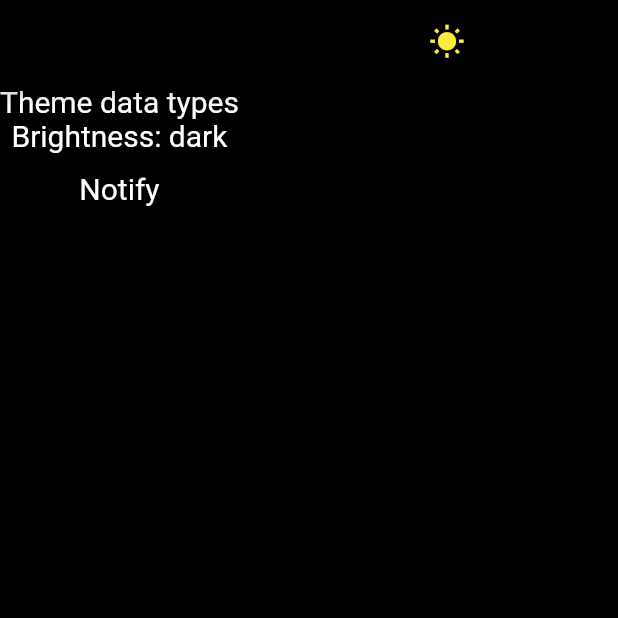
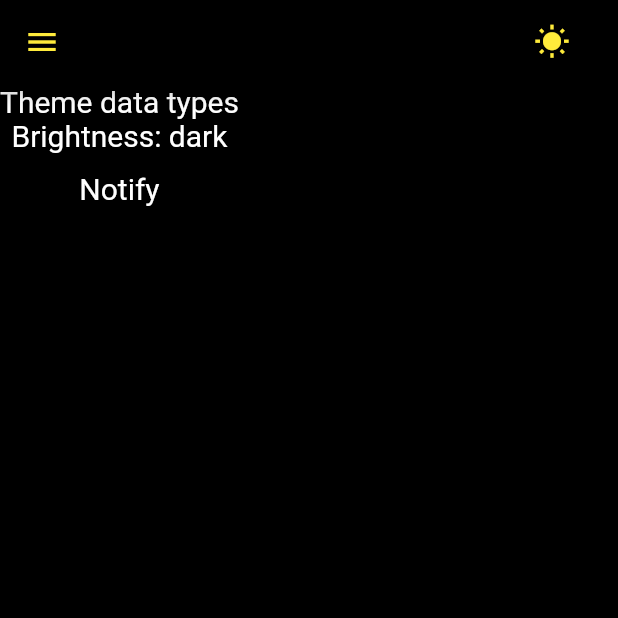
Before and after one commit to Angel-cuba/Full_Stack_Flutter, a Flutter app: the screen it shows after launch, after a tap on the "nightlight round" icon, on a phone screen of 412 x 824 dp, the top half of it. Run offline on Flutter 3.47's test engine with Material 2 defaults, Android fonts, the phone set to English and light mode, and no system bars; our stand-ins replace flutter_local_notifications, shared_preferences.

Commit message:
Refactoring code

```diff
--- a/lib/main.dart
+++ b/lib/main.dart
@@ -21,6 +21,7 @@ class MyApp extends StatelessWidget {
         builder: (context, theme, child) {
           return MaterialApp(
             title: 'Flutter Demo',
+            debugShowCheckedModeBanner: false,
             theme: theme.isDarkTheme ? AppTheme.darkTheme : AppTheme.lightTheme,
             home: const HomePage(),
           );
--- a/lib/ui/home_page.dart
+++ b/lib/ui/home_page.dart
@@ -25,13 +25,22 @@ class _HomePageState extends State<HomePage> {
     return Consumer<ThemeModel>(builder: (context, theme, child) {
       return Scaffold(
         appBar: AppBar(
-          title: const Text('Home'),
+          leading: GestureDetector(
+            onTap: () {},
+            child: const Icon(Icons.menu),
+          ),
           actions: [
             IconButton(
                 onPressed: () {
                   theme.isDarkTheme
                       ? theme.isDarkTheme = false
                       : theme.isDarkTheme = true;
+                  notifications.showNotification(
+                      id: 0,
+                      title: 'Menu',
+                      body: theme.isDarkTheme
+                          ? 'You have selected dark theme'
+                          : 'Nice choice, light theme');
                 },
                 icon: Icon(theme.isDarkTheme
                     ? Icons.wb_sunny
@@ -39,13 +48,6 @@ class _HomePageState extends State<HomePage> {
                 color: theme.isDarkTheme
                     ? Theme.of(context).iconTheme.color
                     : Theme.of(context).iconTheme.color),
-            ElevatedButton(
-                onPressed: () async {
-                  await notifications.showNotification(
-                      id: 0, title: 'Hello', body: 'I hope you are doing well');
-                },
-                child: const Text('Notify',
-                    style: TextStyle(color: Colors.black))),
             const SizedBox(width: 20),
           ],
         ),
```
